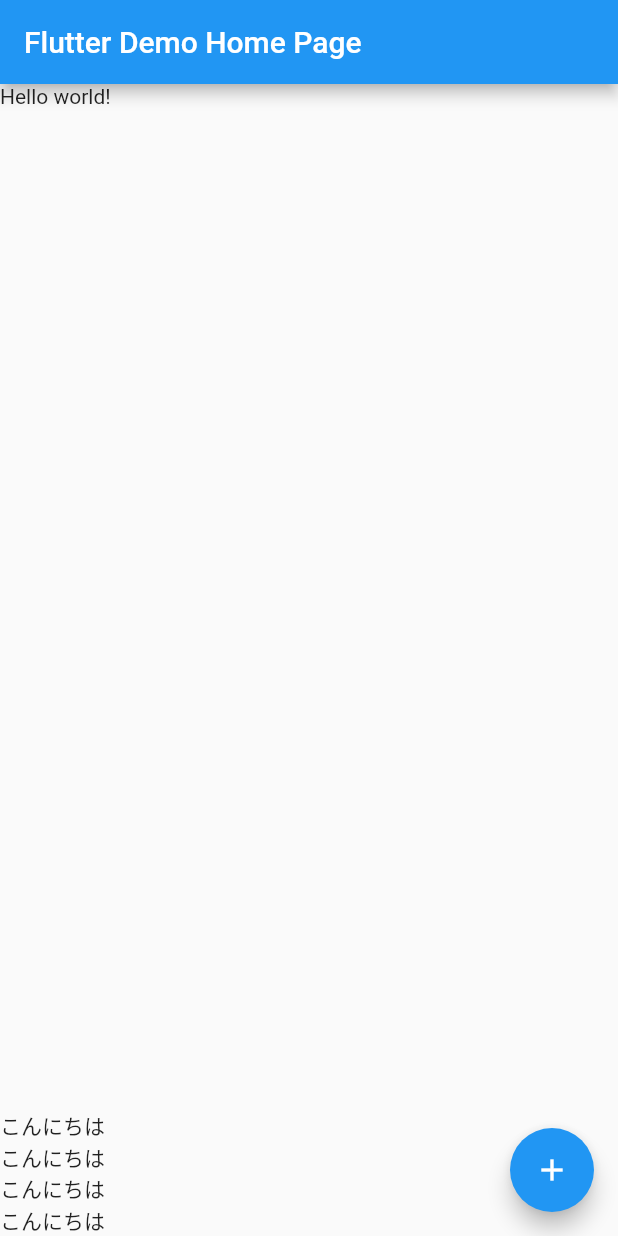
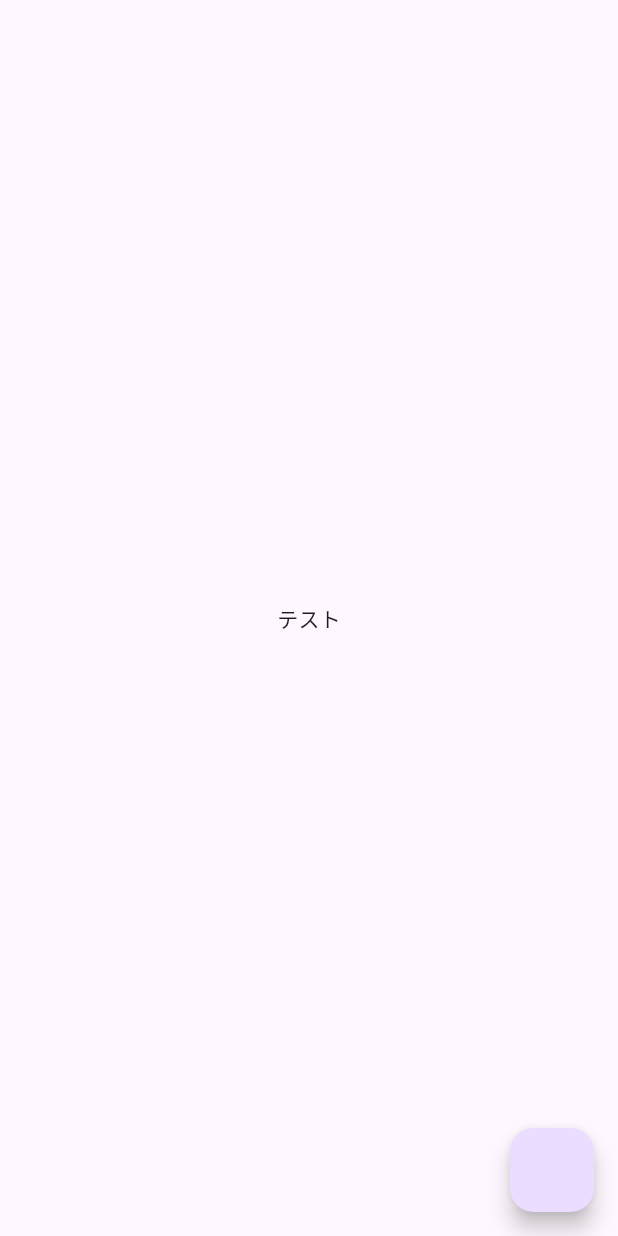
Before and after one commit to taiseidev/flutter-voyage, a Flutter app: the screen it shows after launch, on a phone screen of 412 x 824 dp. Run offline on Flutter 3.47's test engine with Material 2 defaults, Android fonts, the light colour scheme and no system bars.

Commit message:
practice Key

```diff
--- a/lib/features/animation/home_page.dart
+++ b/lib/features/animation/home_page.dart
@@ -1,5 +1,3 @@
-import 'dart:math';
-
 import 'package:flutter/material.dart';
 
 class HomePage extends StatefulWidget {
@@ -13,57 +11,12 @@ class HomePage extends StatefulWidget {
 
 class _MyHomePageState extends State<HomePage>
     with SingleTickerProviderStateMixin {
-  late AnimationController controller;
-  late TweenSequence<Alignment> alignTween;
-  late Tween<double> rotateTween;
-  final curve = Curves.linear;
-  late Animation<Alignment> alignAnimation;
-  late Animation<double> rotateAnimation;
+  double rotationFactor = 0.0;
+
+  final controller = ScrollController();
 
   @override
   void initState() {
-    controller = AnimationController(
-      duration: const Duration(seconds: 4),
-      vsync: this,
-    );
-    alignTween = TweenSequence<Alignment>([
-      TweenSequenceItem(
-          tween: Tween(begin: Alignment.topLeft, end: Alignment.topRight),
-          weight: 1 // <<< この例ではDurationが4秒なので、weight:1 = 1秒となる
-          ),
-      TweenSequenceItem(
-        tween: Tween(begin: Alignment.topRight, end: Alignment.bottomRight),
-        weight: 1,
-      ),
-      TweenSequenceItem(
-        tween: Tween(begin: Alignment.bottomRight, end: Alignment.bottomLeft),
-        weight: 1,
-      ),
-      TweenSequenceItem(
-        tween: Tween(begin: Alignment.bottomLeft, end: Alignment.topLeft),
-        weight: 1,
-      ),
-      TweenSequenceItem(
-        tween: Tween(begin: Alignment.topLeft, end: Alignment.center),
-        weight: 1,
-      ),
-      TweenSequenceItem(
-        tween: Tween(begin: Alignment.center, end: Alignment.bottomRight),
-        weight: 1,
-      ),
-      TweenSequenceItem(
-        tween: Tween(begin: Alignment.bottomRight, end: Alignment.bottomLeft),
-        weight: 1,
-      ),
-      TweenSequenceItem(
-        tween: Tween(begin: Alignment.bottomLeft, end: Alignment.topLeft),
-        weight: 1,
-      ),
-    ]);
-    rotateTween = Tween(begin: 0, end: 8 * pi);
-    alignTween.chain(CurveTween(curve: curve));
-    alignAnimation = controller.drive(alignTween);
-    rotateAnimation = controller.drive(rotateTween);
     super.initState();
   }
 
@@ -73,38 +26,81 @@ class _MyHomePageState extends State<HomePage>
       appBar: AppBar(
         title: Text(widget.title),
       ),
-      body: Column(
+      body: Stack(
         children: <Widget>[
+          Transform.rotate(
+            angle: rotationFactor,
+            child: const Icon(
+              Icons.settings,
+              size: 50,
+            ),
+          ),
+          Positioned(
+            top: 27,
+            left: 27,
+            child: Transform.rotate(
+              angle: -rotationFactor,
+              child: const Icon(
+                Icons.settings,
+                size: 50,
+              ),
+            ),
+          ),
+          Padding(
+            padding: const EdgeInsets.only(left: 80),
+            child: Row(
+              children: [
                 Expanded(
-            child: AnimatedBuilder(
-                animation: alignAnimation,
-                builder: (context, _) {
-                  return Align(
-                    alignment: alignAnimation.value,
-                    child: Transform.rotate(
-                      angle: rotateAnimation.value,
-                      child: const Text('Hello world!'),
+                  flex: 9,
+                  child: Container(
+                    decoration: const BoxDecoration(
+                      boxShadow: [
+                        BoxShadow(
+                          color: Colors.grey, //色
+                          spreadRadius: 5,
+                          blurRadius: 5,
+                          offset: Offset(1, 1),
                         ),
+                      ],
+                      color: Colors.white,
+                    ),
+                    child: NotificationListener<ScrollNotification>(
+                      onNotification: (scrollNotification) {
+                        if (scrollNotification is ScrollUpdateNotification) {
+                          setState(() {
+                            rotationFactor +=
+                                scrollNotification.scrollDelta! / 100;
+                          });
+                        }
+                        return true;
+                      },
+                      child: ListView.builder(
+                        controller: controller,
+                        itemCount: 200,
+                        itemBuilder: (context, index) {
+                          return SizedBox(
+                            height: 100,
+                            child:
+                                Center(child: Text('List Item ${index + 1}')),
                           );
-                }),
+                        },
                       ),
-          AnimatingText(
-            animation: alignAnimation,
                     ),
-          AnimatingText(
-            animation: alignAnimation,
                   ),
-          AnimatingText(
-            animation: alignAnimation,
                 ),
-          AnimatingText(
-            animation: alignAnimation,
+              ],
+            ),
           )
         ],
       ),
       floatingActionButton: FloatingActionButton(
         onPressed: () {
-          controller.repeat();
+          // controller.jumpTo(0);
+          controller.animateTo(
+            0,
+            duration: const Duration(seconds: 1),
+            curve: Curves.bounceIn,
+          );
         },
         tooltip: 'Increment',
         child: const Icon(Icons.add),
--- /dev/null
+++ b/lib/features/key/home_page.dart
@@ -0,0 +1,48 @@
+import 'package:flutter/material.dart';
+
+class HomePage extends StatelessWidget {
+  final _globalKey = GlobalKey<_CustomTextState>();
+
+  HomePage({super.key});
+  @override
+  Widget build(BuildContext context) {
+    return Scaffold(
+      body: Center(
+        child: Column(
+          mainAxisAlignment: MainAxisAlignment.center,
+          children: [
+            CustomText(
+              key: _globalKey,
+            ),
+          ],
+        ),
+      ),
+      floatingActionButton: FloatingActionButton(
+        onPressed: () {
+          _globalKey.currentState!.customPrint();
+        },
+      ),
+    );
+  }
+}
+
+class CustomText extends StatefulWidget {
+  const CustomText({super.key});
+
+  @override
+  State<CustomText> createState() => _CustomTextState();
+}
+
+class _CustomTextState extends State<CustomText> {
+  String text = 'テスト';
+  void customPrint() {
+    setState(() {
+      text = '変更';
+    });
+  }
+
+  @override
+  Widget build(BuildContext context) {
+    return Text(text);
+  }
+}
--- a/lib/main.dart
+++ b/lib/main.dart
@@ -1,5 +1,5 @@
 import 'package:flutter/material.dart';
-import 'package:flutter_voyage/features/animation/home_page.dart';
+import 'package:flutter_voyage/features/key/home_page.dart';
 
 void main() {
   runApp(const MyApp());
@@ -24,9 +24,9 @@ class MyApp extends StatelessWidget {
           // Notice that the counter didn't reset back to zero; the application
           // is not restarted.
           primarySwatch: Colors.blue,
+          useMaterial3: true,
         ),
-      home: const HomePage(title: 'Flutter Demo Home Page'),
-    );
+        home: HomePage());
   }
 }
 
```
Lines whose indentation alone changed are shown as unchanged.
